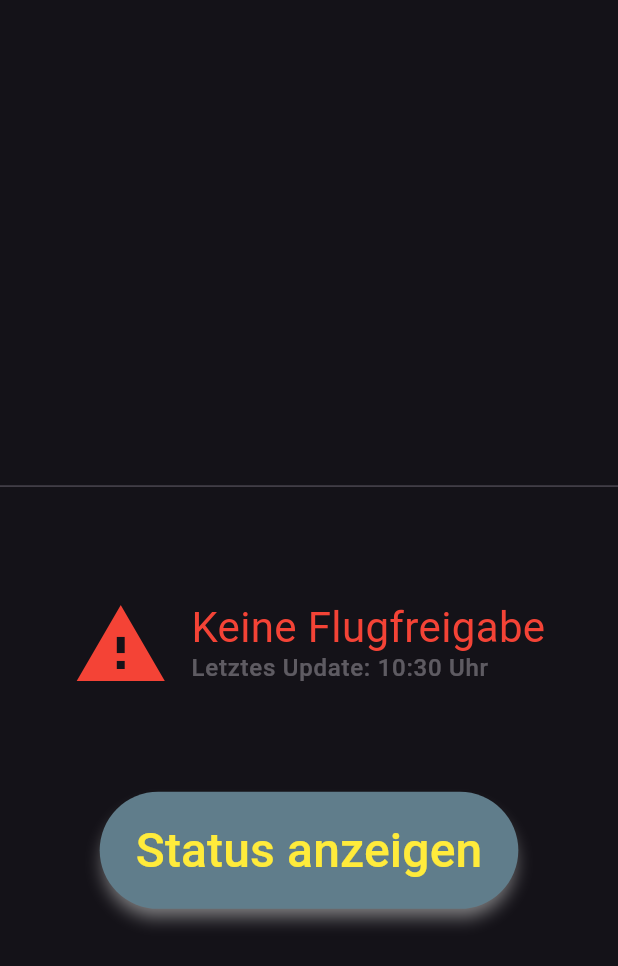
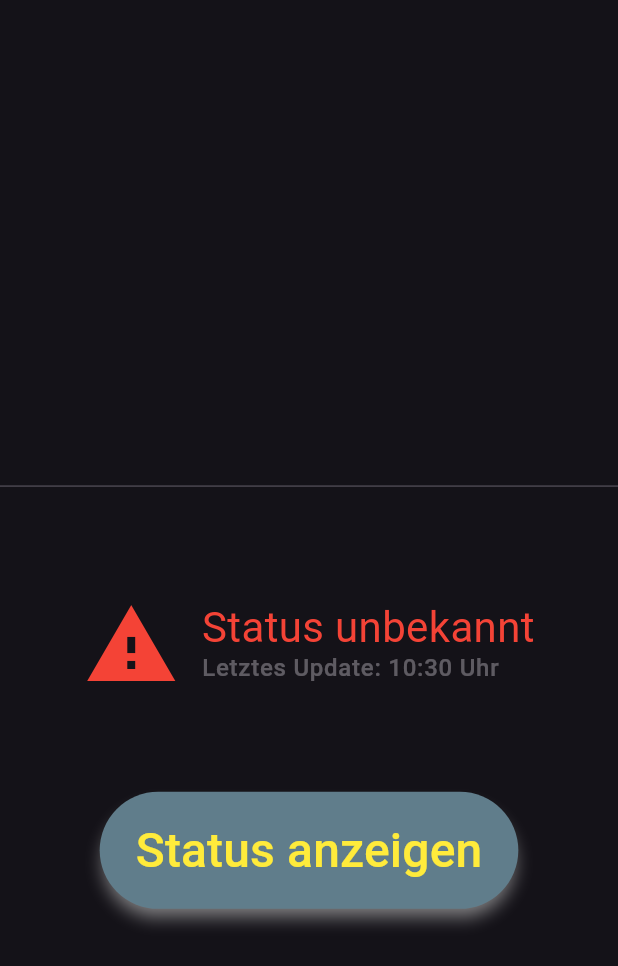
Before and after one commit to soumas/model-flight-logbook, a Flutter app: the SelectedEndpointView widget shown alone on an empty page, opened directly with empty values, on a phone screen of 412 x 824 dp. Shown: the top 966 px of the screen. Run offline on Flutter 3.47's test engine with Material 3 defaults, Android fonts, the phone set to English and light mode, and no system bars; our stand-ins replace dart_mappable, dio, flutter_bloc, get_it, shared_preferences, toastification; missing offline and left inert: virtual_keyboard_multi_language; accounts and stored records are empty; generated files the repository leaves out were written again; statements that could not run were skipped; project files that could hold a hidden picture were left out.

Commit message:
state visualization

```diff
--- a/terminal/lib/domain/enums/utm_sync_status.dart
+++ b/terminal/lib/domain/enums/utm_sync_status.dart
@@ -5,11 +5,11 @@ part 'utm_sync_status.mapper.dart';
 
 @MappableEnum()
 enum UtmSyncStatus {
-  unknown(icon: Icons.warning, color: Colors.red, label: 'Keine Flugfreigabe'),
+  unknown(icon: Icons.warning, color: Colors.red, label: 'Status unbekannt'),
   noActiveFlight(icon: Icons.warning, color: Colors.red, label: 'Keine Flugfreigabe'),
   flying(icon: Icons.airplanemode_active, color: Colors.green, label: 'Flugfreigabe vorhanden'),
-  error(icon: Icons.error, color: Colors.red, label: 'UTM Interaktion fehlgeschlagen'),
-  updateFailed(icon: Icons.error, color: Colors.red, label: 'Update fehlgeschlagen');
+  error(icon: Icons.warning, color: Colors.red, label: 'Status unbekannt'),
+  updateFailed(icon: Icons.error, color: Colors.red, label: 'Statusupdate fehlgeschlagen');
 
   final IconData icon;
   final Color color;
--- a/terminal/lib/ui/screen/pilotid_input/fragments/pilotid_input_view.dart
+++ b/terminal/lib/ui/screen/pilotid_input/fragments/pilotid_input_view.dart
@@ -80,19 +80,19 @@ class SelectedEndpointView extends StatelessWidget {
                   Column(
                     crossAxisAlignment: CrossAxisAlignment.start,
                     children: [
+                      Text('${state.terminalStatus?.utmStatus.label}', style: Theme.of(context).textTheme.bodyMedium?.copyWith(color: state.terminalStatus?.utmStatus.color, height: 1.1)),
                       Row(
                         children: [
-                          Text('${state.terminalStatus?.utmStatus.label}', style: Theme.of(context).textTheme.bodyMedium?.copyWith(color: state.terminalStatus?.utmStatus.color, height: 1.1)),
+                          Text(
+                            'Letztes Update: ${DateFormat.Hm().format(state.terminalStatus!.statusReceiveTime!)} Uhr',
+                            style: Theme.of(context).textTheme.labelSmall?.copyWith(color: Theme.of(context).colorScheme.onSurface.withAlpha(90)),
+                          ),
                           if (state.terminalStatus?.utmBusy ?? false)
                             const Padding(
                               padding: EdgeInsets.only(left: 8.0),
-                              child: SizedBox(height: 16, width: 16, child: CircularProgressIndicator(strokeWidth: 1)),
+                              child: SizedBox(height: 12, width: 12, child: CircularProgressIndicator(strokeWidth: 1, color: Colors.grey)),
                             ),
                         ],
-                      ),
-                      Text(
-                        'Letztes Update: ${DateFormat.Hm().format(state.terminalStatus!.statusReceiveTime!)} Uhr',
-                        style: Theme.of(context).textTheme.labelSmall?.copyWith(color: Theme.of(context).colorScheme.onSurface.withAlpha(90)),
                       ),
                     ],
                   ),
```
